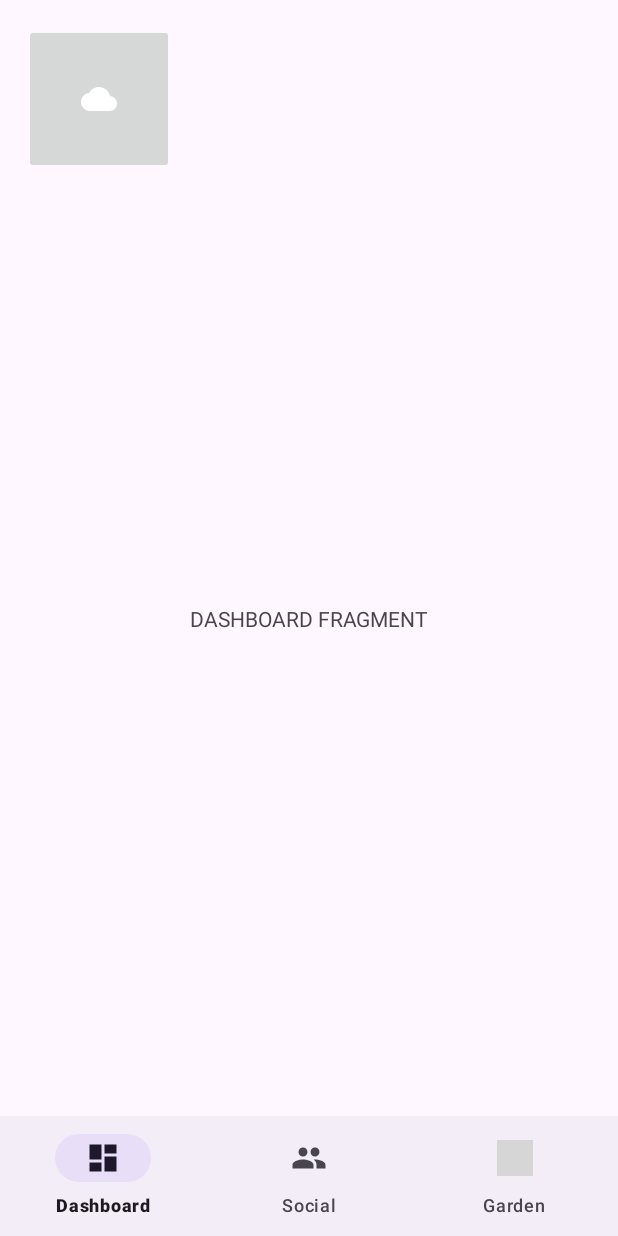
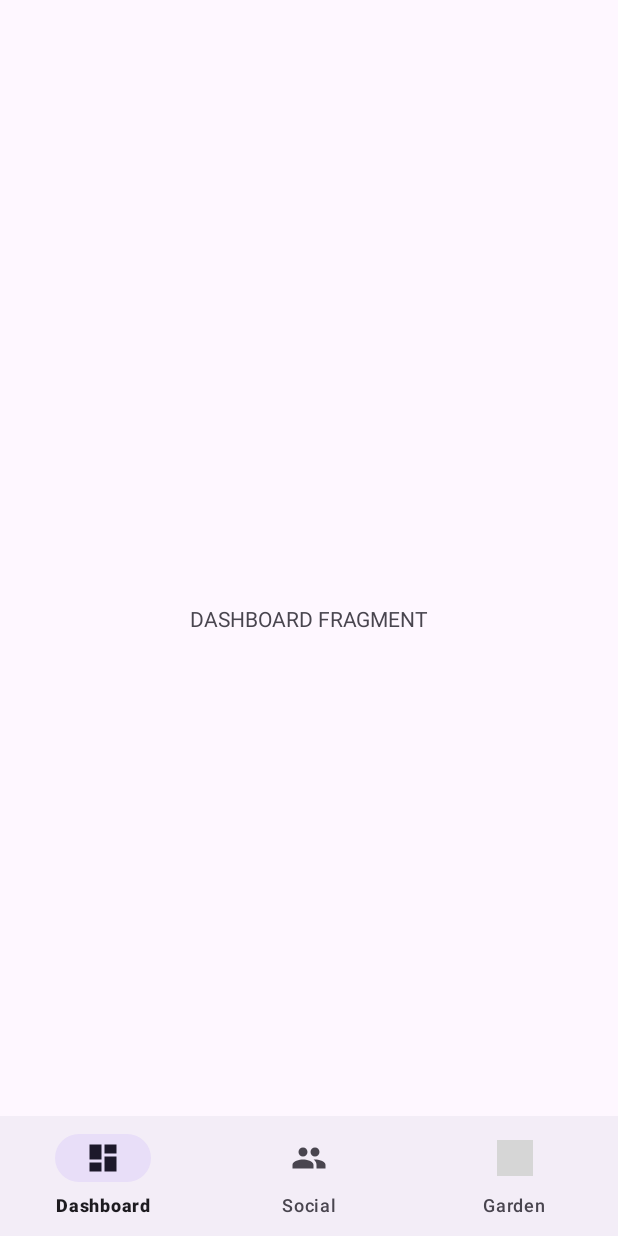
Before and after one commit to CS5520FeinbergFall2023/group-project-group-10, an Android app: the screen it shows after launch (MainActivity), on a phone screen of 412 x 824 dp. Run offline under Robolectric (Android 15) with nearby library versions, the light colour scheme and no system bars; grey boxes are pictures that could not be loaded.

Commit message:
Commenting location fragment code

```diff
--- a/app/src/main/java/northeastern/cs5520fa23/greenthumbs/MainActivity.java
+++ b/app/src/main/java/northeastern/cs5520fa23/greenthumbs/MainActivity.java
@@ -33,7 +33,7 @@ public class MainActivity extends AppCompatActivity {
         super.onCreate(savedInstanceState);
         setContentView(R.layout.activity_main);
 
-        if (!isHomeLocationSet()) {
+        /*if (!isHomeLocationSet()) {
             showSetLocationFragment();
         } else {
             startWeatherService();
@@ -46,7 +46,7 @@ public class MainActivity extends AppCompatActivity {
                 showSetLocationFragment();
             }
 
-        });
+        });*/
         navBar = findViewById(R.id.bottom_nav_menu);
 
         // When app is opened go to dashboard
--- a/app/src/main/res/layout/activity_main.xml
+++ b/app/src/main/res/layout/activity_main.xml
@@ -13,7 +13,7 @@
         tools:layout_editor_absoluteX="-16dp"
         tools:layout_editor_absoluteY="347dp">
 
-        <ImageButton
+        <!--<ImageButton
             android:id="@+id/btnShowSetLocation"
             android:layout_width="100dp"
             android:layout_height="100dp"
@@ -22,7 +22,7 @@
             app:layout_constraintStart_toStartOf="parent"
             app:layout_constraintTop_toTopOf="parent"
             android:layout_marginStart="16dp"
-            android:layout_marginTop="16dp" />
+            android:layout_marginTop="16dp" />-->
     </FrameLayout>
 
     <com.google.android.material.bottomnavigation.BottomNavigationView
```
